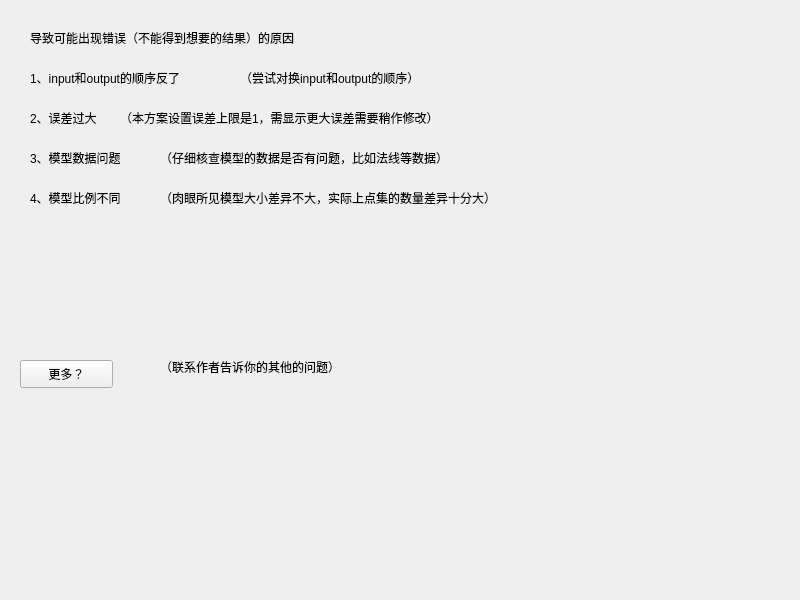
Before: the Qt Designer form mainwindow3.ui in ikun-debug/hyw, drawn with Qt 5.
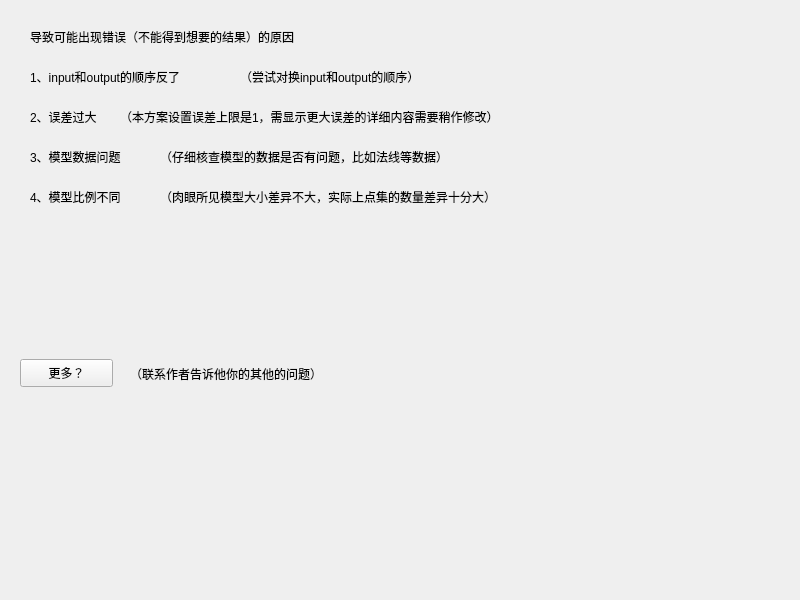
After: the same form once the commit is applied. Icons and pictures are not drawn.

Patch:
```diff
--- a/mainwindow3.ui
+++ b/mainwindow3.ui
@@ -34,9 +34,9 @@
     <property name="geometry">
      <rect>
       <x>10</x>
-      <y>10</y>
-      <width>611</width>
-      <height>431</height>
+      <y>9</y>
+      <width>801</width>
+      <height>491</height>
      </rect>
     </property>
     <widget class="QLabel" name="label">
@@ -96,12 +96,12 @@
       <rect>
        <x>110</x>
        <y>100</y>
-       <width>411</width>
+       <width>481</width>
        <height>16</height>
       </rect>
      </property>
      <property name="text">
-      <string>（本方案设置误差上限是1，需显示更大误差需要稍作修改）</string>
+      <string>（本方案设置误差上限是1，需显示更大误差的详细内容需要稍作修改）</string>
      </property>
     </widget>
     <widget class="QLabel" name="label_6">
@@ -146,14 +146,14 @@
     <widget class="QLabel" name="label_8">
      <property name="geometry">
       <rect>
-       <x>150</x>
-       <y>350</y>
+       <x>120</x>
+       <y>358</y>
        <width>261</width>
        <height>14</height>
       </rect>
      </property>
      <property name="text">
-      <string>（联系作者告诉你的其他的问题）</string>
+      <string>（联系作者告诉他你的其他的问题）</string>
      </property>
     </widget>
     <widget class="QLabel" name="label_9">
```
Left out of the diff: 13 changed lines with no effect on the pictures.
